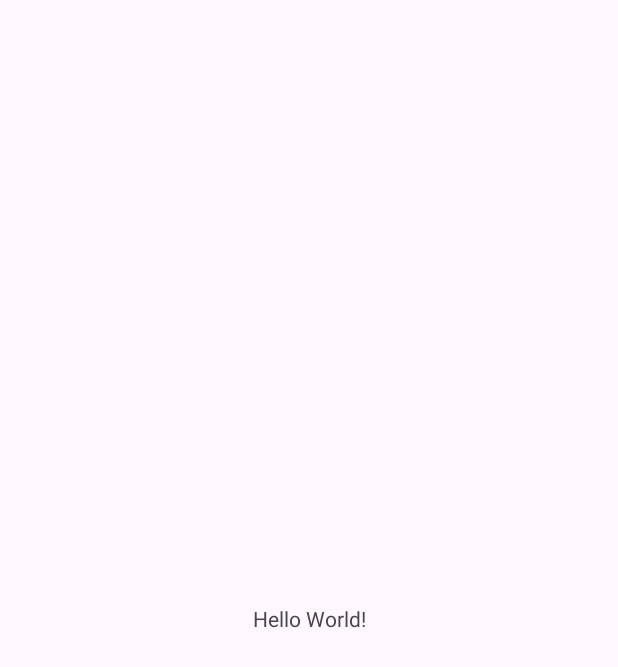
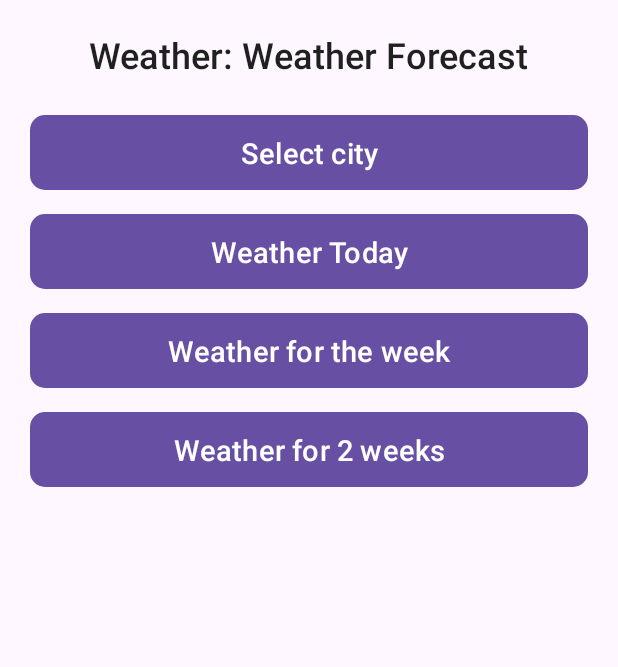
Before and after one commit to mcshr/WeatherForecast, an Android app: the screen it shows after launch (MainActivity), on a phone screen of 412 x 824 dp. Before the commit the part shown is almost empty. Shown: the top 667 px of the screen. Run offline under Robolectric (Android 15) with nearby library versions, the light colour scheme and no system bars.

Commit message:
home page + navigation

```diff
--- a/app/build.gradle.kts
+++ b/app/build.gradle.kts
@@ -33,10 +33,12 @@ android {
     kotlinOptions {
         jvmTarget = "1.8"
     }
+    buildFeatures {
+        viewBinding = true
+    }
 }
 
 dependencies {
-
     implementation(libs.androidx.core.ktx)
     implementation(libs.androidx.appcompat)
     implementation(libs.material)
--- /dev/null
+++ b/app/src/main/java/com/mcshr/weather/forecast/HomeFragment.kt
@@ -0,0 +1,54 @@
+package com.mcshr.weather.forecast
+
+import android.os.Bundle
+import android.view.LayoutInflater
+import android.view.View
+import android.view.ViewGroup
+import androidx.fragment.app.Fragment
+import com.mcshr.weather.forecast.databinding.FragmentHomeBinding
+
+class HomeFragment : Fragment() {
+
+    private var _binding: FragmentHomeBinding? = null
+    private val binding
+        get() = _binding ?:throw RuntimeException("FragmentHome binding is null")
+
+
+    override fun onCreateView(
+        inflater: LayoutInflater, container: ViewGroup?,
+        savedInstanceState: Bundle?
+    ): View {
+        _binding = FragmentHomeBinding.inflate(inflater, container, false)
+        return binding.root
+    }
+
+    override fun onViewCreated(view: View, savedInstanceState: Bundle?) {
+        super.onViewCreated(view, savedInstanceState)
+
+        binding.btnSelectCity.setOnClickListener {
+            navigateTo(SelectCityFragment.newInstance())
+        }
+        binding.btnWeatherToday.setOnClickListener {
+            navigateTo(WeatherTodayFragment.newInstance())
+        }
+        binding.btnWeatherWeek.setOnClickListener {
+            navigateTo(WeatherWeekFragment.newInstance())
+        }
+        binding.btnWeather2Weeks.setOnClickListener {
+            navigateTo(WeatherTwoWeeksFragment.newInstance())
+        }
+    }
+
+    override fun onDestroyView() {
+        _binding = null
+        super.onDestroyView()
+    }
+
+    private fun navigateTo(fragment: Fragment){
+        requireActivity().supportFragmentManager.beginTransaction()
+            .replace(R.id.main_container, fragment)
+            .addToBackStack(null)
+            .commit()
+    }
+
+}
--- a/app/src/main/java/com/mcshr/weather/forecast/MainActivity.kt
+++ b/app/src/main/java/com/mcshr/weather/forecast/MainActivity.kt
@@ -11,7 +11,7 @@ class MainActivity : AppCompatActivity() {
         super.onCreate(savedInstanceState)
         enableEdgeToEdge()
         setContentView(R.layout.activity_main)
-        ViewCompat.setOnApplyWindowInsetsListener(findViewById(R.id.main)) { v, insets ->
+        ViewCompat.setOnApplyWindowInsetsListener(findViewById(R.id.main_container)) { v, insets ->
             val systemBars = insets.getInsets(WindowInsetsCompat.Type.systemBars())
             v.setPadding(systemBars.left, systemBars.top, systemBars.right, systemBars.bottom)
             insets
--- a/app/src/main/res/layout/activity_main.xml
+++ b/app/src/main/res/layout/activity_main.xml
@@ -1,19 +1,10 @@
 <?xml version="1.0" encoding="utf-8"?>
-<androidx.constraintlayout.widget.ConstraintLayout xmlns:android="http://schemas.android.com/apk/res/android"
-    xmlns:app="http://schemas.android.com/apk/res-auto"
+<androidx.fragment.app.FragmentContainerView
+    xmlns:android="http://schemas.android.com/apk/res/android"
     xmlns:tools="http://schemas.android.com/tools"
-    android:id="@+id/main"
+    android:id="@+id/main_container"
+    android:name="com.mcshr.weather.forecast.HomeFragment"
     android:layout_width="match_parent"
     android:layout_height="match_parent"
-    tools:context=".MainActivity">
-
-    <TextView
-        android:layout_width="wrap_content"
-        android:layout_height="wrap_content"
-        android:text="Hello World!"
-        app:layout_constraintBottom_toBottomOf="parent"
-        app:layout_constraintEnd_toEndOf="parent"
-        app:layout_constraintStart_toStartOf="parent"
-        app:layout_constraintTop_toTopOf="parent" />
-
-</androidx.constraintlayout.widget.ConstraintLayout>
+    tools:context=".MainActivity"
+    />
--- /dev/null
+++ b/app/src/main/res/layout/fragment_home.xml
@@ -0,0 +1,67 @@
+<?xml version="1.0" encoding="utf-8"?>
+<androidx.constraintlayout.widget.ConstraintLayout xmlns:android="http://schemas.android.com/apk/res/android"
+    xmlns:app="http://schemas.android.com/apk/res-auto"
+    xmlns:tools="http://schemas.android.com/tools"
+    android:layout_width="match_parent"
+    android:layout_height="match_parent"
+    tools:context=".HomeFragment">
+
+    <TextView
+        android:id="@+id/textView"
+        style="@style/text.title"
+        android:layout_width="wrap_content"
+        android:layout_height="wrap_content"
+        android:layout_marginTop="20dp"
+        android:text="@string/app_name"
+        app:layout_constraintEnd_toEndOf="parent"
+        app:layout_constraintStart_toStartOf="parent"
+        app:layout_constraintTop_toTopOf="parent" />
+
+    <Button
+        android:id="@+id/btn_select_city"
+        style="@style/HomeFragmentLargeButton"
+        android:layout_width="match_parent"
+        android:layout_height="wrap_content"
+        android:layout_margin="20dp"
+        android:layout_marginTop="16dp"
+        android:text="@string/btn_text_first"
+        app:layout_constraintEnd_toEndOf="parent"
+        app:layout_constraintStart_toStartOf="parent"
+        app:layout_constraintTop_toBottomOf="@+id/textView" />
+
+    <Button
+        android:id="@+id/btn_weather_today"
+        style="@style/HomeFragmentLargeButton"
+        android:layout_width="match_parent"
+        android:layout_height="wrap_content"
+        android:layout_marginHorizontal="20dp"
+        android:layout_marginTop="8dp"
+        android:text="@string/btn_text_second"
+        app:layout_constraintEnd_toEndOf="parent"
+        app:layout_constraintStart_toStartOf="parent"
+        app:layout_constraintTop_toBottomOf="@id/btn_select_city" />
+
+    <Button
+        android:id="@+id/btn_weather_week"
+        style="@style/HomeFragmentLargeButton"
+        android:layout_width="match_parent"
+        android:layout_height="wrap_content"
+        android:layout_marginHorizontal="20dp"
+        android:layout_marginTop="8dp"
+        android:text="@string/btn_text_third"
+        app:layout_constraintEnd_toEndOf="parent"
+        app:layout_constraintStart_toStartOf="parent"
+        app:layout_constraintTop_toBottomOf="@id/btn_weather_today" />
+
+    <Button
+        android:id="@+id/btn_weather_2_weeks"
+        style="@style/HomeFragmentLargeButton"
+        android:layout_width="match_parent"
+        android:layout_height="wrap_content"
+        android:layout_marginHorizontal="20dp"
+        android:layout_marginTop="8dp"
+        android:text="@string/btn_text_fourth"
+        app:layout_constraintEnd_toEndOf="parent"
+        app:layout_constraintStart_toStartOf="parent"
+        app:layout_constraintTop_toBottomOf="@id/btn_weather_week" />
+</androidx.constraintlayout.widget.ConstraintLayout>
--- a/app/src/main/res/values/colors.xml
+++ b/app/src/main/res/values/colors.xml
@@ -2,4 +2,5 @@
 <resources>
     <color name="black">#FF000000</color>
     <color name="white">#FFFFFFFF</color>
+    <color name="text87">#DE000000</color>
 </resources>
--- /dev/null
+++ b/app/src/main/res/values/dimens.xml
@@ -0,0 +1,4 @@
+<?xml version="1.0" encoding="utf-8"?>
+<resources>
+    <dimen name="btn_large_corner_radius">10dp</dimen>
+</resources>
--- a/app/src/main/res/values/strings.xml
+++ b/app/src/main/res/values/strings.xml
@@ -1,3 +1,10 @@
 <resources>
-    <string name="app_name">Weather Forecast</string>
+    <string name="app_name">Weather: Weather Forecast</string>
+    <string name="btn_text_first">Select city</string>
+    <string name="btn_text_second">Weather Today</string>
+    <string name="btn_text_third">Weather for the week</string>
+    <string name="btn_text_fourth">Weather for 2 weeks</string>
+    <!-- TODO: Remove or change this placeholder text -->
+    <string name="hello_blank_fragment">Hello blank fragment</string>
+
 </resources>
--- /dev/null
+++ b/app/src/main/res/values/styles.xml
@@ -0,0 +1,21 @@
+<?xml version="1.0" encoding="utf-8"?>
+<resources>
+    <style name="text">
+        <item name="android:textSize">16sp</item>
+        <item name="fontFamily">sans-serif</item>
+        <item name="android:textColor">@color/text87</item>
+    </style>
+
+    <style name="text.title">
+        <item name="android:textSize">24sp</item>
+        <item name="fontFamily">sans-serif-medium</item>
+    </style>
+
+    <style name="HomeFragmentLargeButton" parent="Widget.Material3.Button">
+        <item name="android:paddingTop">12dp</item>
+        <item name="android:paddingBottom">12dp</item>
+        <item name="cornerRadius">@dimen/btn_large_corner_radius</item>
+        <item name="android:textSize">19sp</item>
+    </style>
+
+</resources>
--- a/gradle/libs.versions.toml
+++ b/gradle/libs.versions.toml
@@ -1,7 +1,7 @@
 [versions]
 agp = "8.5.1"
 kotlin = "1.9.0"
-coreKtx = "1.15.0"
+coreKtx = "1.12.0"
 junit = "4.13.2"
 junitVersion = "1.2.1"
 espressoCore = "3.6.1"
```
Also changed, not shown: app/src/main/java/com/mcshr/weather/forecast/SelectCityFragment.kt (added, +27 -0 lines), app/src/main/java/com/mcshr/weather/forecast/WeatherTodayFragment.kt (added, +29 -0 lines), app/src/main/java/com/mcshr/weather/forecast/WeatherTwoWeeksFragment.kt (added, +29 -0 lines), app/src/main/java/com/mcshr/weather/forecast/WeatherWeekFragment.kt (added, +29 -0 lines), app/src/main/res/layout/fragment_select_city.xml (added, +14 -0 lines), app/src/main/res/layout/fragment_weather_today.xml (added, +14 -0 lines), app/src/main/res/layout/fragment_weather_two_weeks.xml (added, +14 -0 lines), app/src/main/res/layout/fragment_weather_week.xml (added, +14 -0 lines).
